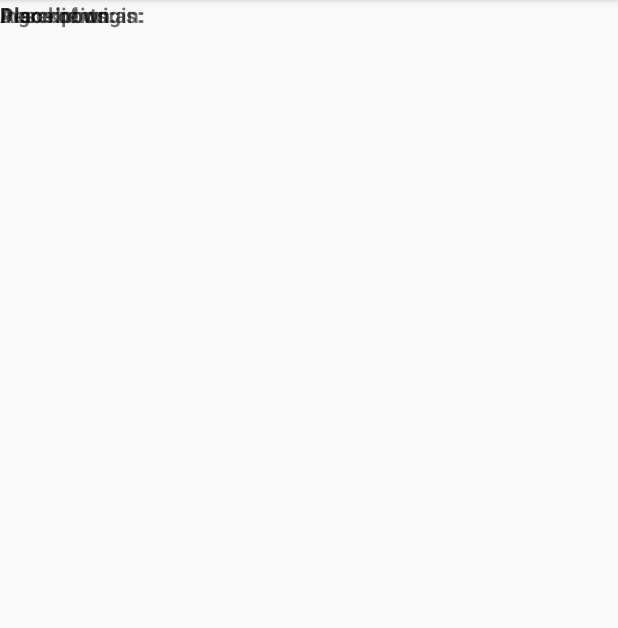
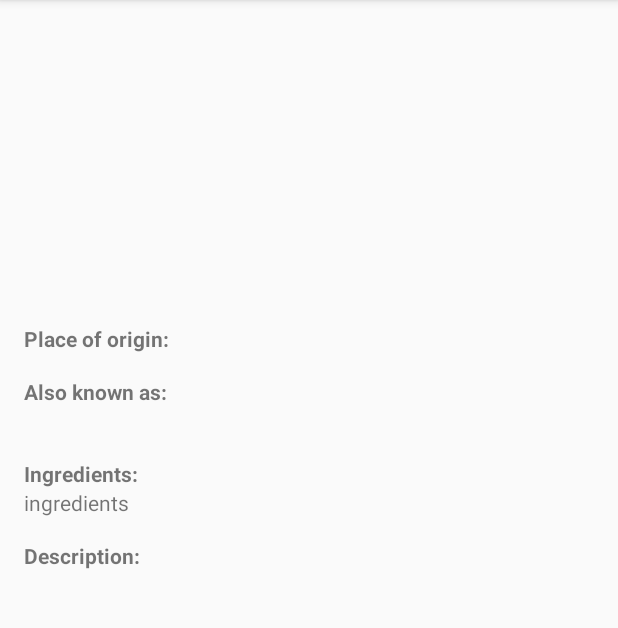
Before and after one commit to symadept/GWG-P2, an Android app: the DetailActivity screen opened directly, with no data from a screen before it, on a phone screen of 412 x 824 dp, the part 84-712 px from its top. Run offline under Robolectric (Android 15) with nearby library versions, the phone set to English and light mode, and no system bars; our stand-ins replace Picasso, data binding; 1 statement that could not run was skipped.

Commit message:
Implemented Databinding, Scrollview etc

```diff
--- a/sandwich-club-starter-code-master/app/build.gradle
+++ b/sandwich-club-starter-code-master/app/build.gradle
@@ -16,6 +16,9 @@ android {
             proguardFiles getDefaultProguardFile('proguard-android.txt'), 'proguard-rules.pro'
         }
     }
+    dataBinding{
+        enabled true
+    }
 }
 
 dependencies {
--- a/sandwich-club-starter-code-master/app/src/main/res/layout/activity_detail.xml
+++ b/sandwich-club-starter-code-master/app/src/main/res/layout/activity_detail.xml
@@ -1,9 +1,19 @@
 <?xml version="1.0" encoding="utf-8"?>
-<FrameLayout xmlns:android="http://schemas.android.com/apk/res/android"
+<layout xmlns:android="http://schemas.android.com/apk/res/android"
     xmlns:tools="http://schemas.android.com/tools"
+    xmlns:app="http://schemas.android.com/apk/res-auto">
+    <data>
+
+        <variable
+            name="sandwich"
+            type="com.udacity.sandwichclub.model.Sandwich" />
+    </data>
+<LinearLayout
     android:layout_width="match_parent"
     android:layout_height="match_parent"
-    tools:context="com.udacity.sandwichclub.DetailActivity">
+    tools:context="com.udacity.sandwichclub.DetailActivity"
+    android:paddingBottom="@dimen/activity_vertical_margin"
+    android:orientation="vertical">
 
     <ImageView
         android:id="@+id/image_iv"
@@ -13,47 +23,83 @@
         android:contentDescription="@string/sandwich_picture_content_description"
         android:scaleType="centerCrop" />
 
+    <ScrollView
+        android:layout_width="match_parent"
+        android:layout_height="wrap_content">
+        <RelativeLayout
+            android:layout_width="wrap_content"
+            android:layout_height="wrap_content"
+            android:paddingLeft="@dimen/activity_horizontal_margin">
+
+    <TextView
+        android:id="@+id/origin_label_tv"
+        android:layout_width="wrap_content"
+        android:layout_height="wrap_content"
+        android:text="@string/detail_place_of_origin_label"
+        android:textStyle="bold"
+        tools:text="@string/detail_place_of_origin_label"
+        android:layout_marginTop="@dimen/activity_vertical_margin"/>
+
     <TextView
         android:id="@+id/origin_tv"
         android:layout_width="wrap_content"
-        android:layout_height="wrap_content" />
+        android:layout_height="wrap_content"
+        android:layout_toRightOf="@+id/origin_label_tv"
+        tools:text="Origin"
+        android:text="@{sandwich.getPlaceOfOrigin()}"
+        android:layout_marginTop="@dimen/activity_vertical_margin"/>
 
     <TextView
+        android:id="@+id/also_known_as_label_tv"
         android:layout_width="wrap_content"
         android:layout_height="wrap_content"
+        android:layout_below="@+id/origin_label_tv"
         android:text="@string/detail_also_known_as_label"
-        android:textStyle="bold" />
+        android:textStyle="bold"
+        android:layout_marginTop="@dimen/activity_vertical_margin" />
 
     <TextView
+        android:id="@+id/also_known_as_tv"
         android:layout_width="wrap_content"
         android:layout_height="wrap_content"
-        android:text="@string/detail_ingredients_label"
-        android:textStyle="bold" />
+        android:layout_below="@+id/also_known_as_label_tv"
+        tools:text="Also known as"/>
 
     <TextView
+        android:id="@+id/ingredients_label_tv"
         android:layout_width="wrap_content"
         android:layout_height="wrap_content"
-        android:text="@string/detail_place_of_origin_label"
-        android:textStyle="bold" />
+        android:layout_below="@id/also_known_as_tv"
+        android:text="@string/detail_ingredients_label"
+        android:textStyle="bold"
+        android:layout_marginTop="@dimen/activity_vertical_margin" />
+
+    <TextView
+        android:id="@+id/ingredients_tv"
+        android:layout_width="wrap_content"
+        android:layout_height="wrap_content"
+        android:layout_below="@id/ingredients_label_tv"
+        tools:text="ingredients"
+        android:text="ingredients"/>
+
+    <TextView
+        android:id="@+id/description_label_tv"
+        android:layout_width="wrap_content"
+        android:layout_height="wrap_content"
+        android:layout_below="@id/ingredients_tv"
+        android:text="@string/detail_description_label"
+        android:textStyle="bold"
+        android:layout_marginTop="@dimen/activity_vertical_margin" />
 
     <TextView
         android:id="@+id/description_tv"
         android:layout_width="wrap_content"
-        android:layout_height="wrap_content" />
+        android:layout_height="wrap_content"
+        android:layout_below="@id/description_label_tv"
+        tools:text="Description"
+        android:text="@{sandwich.getDescription()}"/>
+        </RelativeLayout>
+    </ScrollView>
 
-    <TextView
-        android:id="@+id/ingredients_tv"
-        android:layout_width="wrap_content"
-        android:layout_height="wrap_content" />
-
-    <TextView
-        android:id="@+id/also_known_tv"
-        android:layout_width="wrap_content"
-        android:layout_height="wrap_content" />
-
-    <TextView
-        android:layout_width="wrap_content"
-        android:layout_height="wrap_content"
-        android:text="@string/detail_description_label"
-        android:textStyle="bold" />
-</FrameLayout>
+</LinearLayout>
+</layout>
```
Also changed, not shown: sandwich-club-starter-code-master/app/src/main/java/com/udacity/sandwichclub/DetailActivity.java (+30 -5 lines), sandwich-club-starter-code-master/app/src/main/java/com/udacity/sandwichclub/utils/JsonUtils.java (+45 -1 lines).
